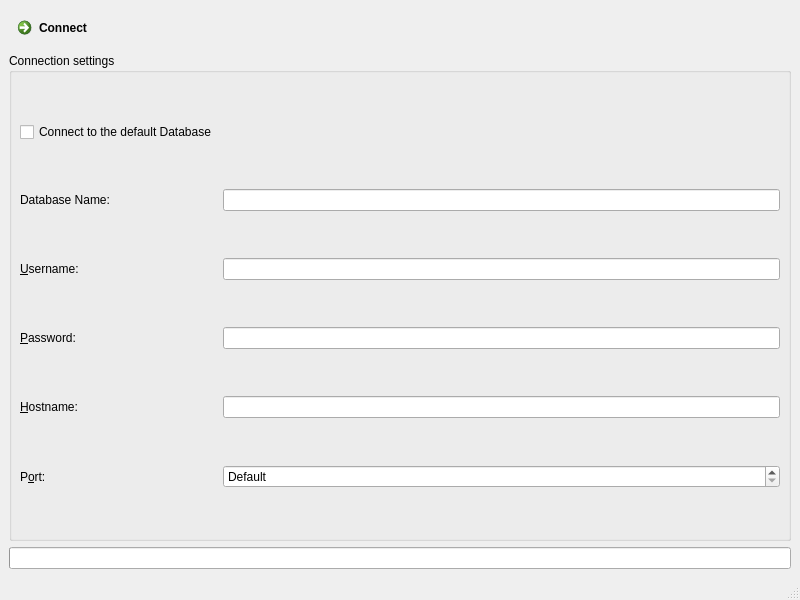
Old version of the form loginwindow.ui in the repository Aloereed/Flightman_Platform_DATA130039.
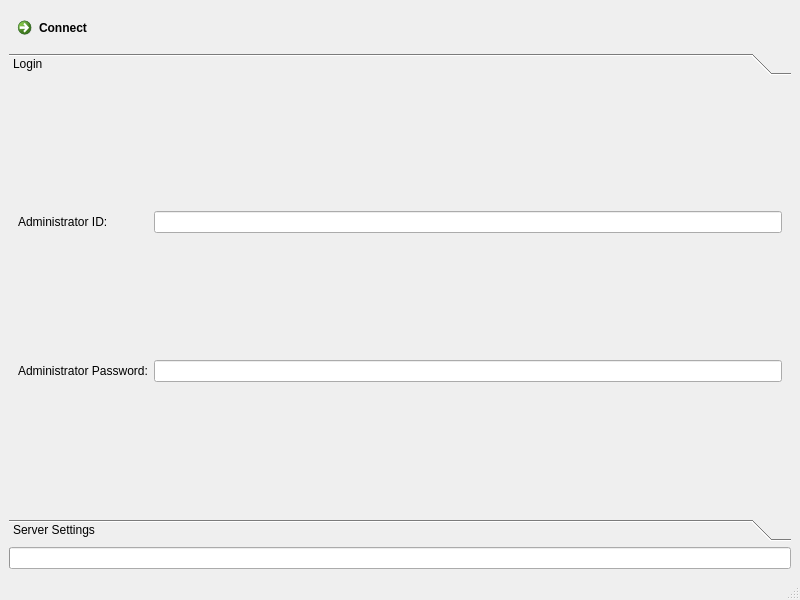
New version of the form. Icons and pictures are not drawn.

What changed in the file:
```diff
--- a/loginwindow.ui
+++ b/loginwindow.ui
@@ -63,6 +63,59 @@
      </widget>
     </item>
     <item>
+     <widget class="QToolBox" name="toolBox">
+      <property name="currentIndex">
+       <number>0</number>
+      </property>
+      <widget class="QWidget" name="page">
+       <property name="geometry">
+        <rect>
+         <x>0</x>
+         <y>0</y>
+         <width>782</width>
+         <height>403</height>
+        </rect>
+       </property>
+       <attribute name="label">
+        <string>Login</string>
+       </attribute>
+       <layout class="QGridLayout" name="gridLayout">
+        <item row="0" column="0">
+         <widget class="QLabel" name="label">
+          <property name="text">
+           <string>Administrator ID:</string>
+          </property>
+         </widget>
+        </item>
+        <item row="0" column="1">
+         <widget class="QLineEdit" name="lineEdit"/>
+        </item>
+        <item row="1" column="0">
+         <widget class="QLabel" name="label_2">
+          <property name="text">
+           <string>Administrator Password:</string>
+          </property>
+         </widget>
+        </item>
+        <item row="1" column="1">
+         <widget class="QLineEdit" name="lineEdit_2"/>
+        </item>
+       </layout>
+      </widget>
+      <widget class="QWidget" name="page_2">
+       <property name="geometry">
+        <rect>
+         <x>0</x>
+         <y>0</y>
+         <width>782</width>
+         <height>403</height>
+        </rect>
+       </property>
+       <attribute name="label">
+        <string>Server Settings</string>
+       </attribute>
+       <layout class="QHBoxLayout" name="horizontalLayout">
+        <item>
      <widget class="QGroupBox" name="connGroupBox">
       <property name="title">
        <string>Connection settings</string>
@@ -147,6 +200,9 @@
          <property name="text">
           <string>Connect to the default Database</string>
          </property>
+             <property name="checked">
+              <bool>true</bool>
+             </property>
         </widget>
        </item>
        <item row="3" column="1">
@@ -173,6 +229,10 @@
         </widget>
        </item>
       </layout>
+         </widget>
+        </item>
+       </layout>
+      </widget>
      </widget>
     </item>
     <item>
```
Lines whose indentation alone changed are shown as unchanged.
